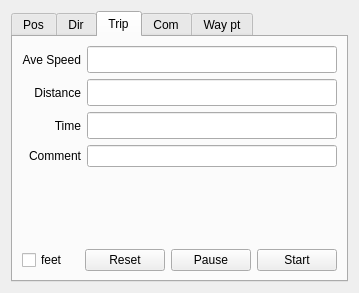
Old version of the form qtpedometer.ui in the repository wolfmanjm/qtpedometer.
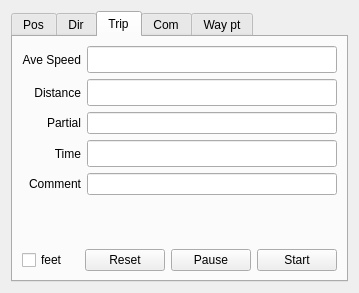
New version of the form. The open tabs and pages were chosen to show the change.

Commit message: Added settings dialog Added a new method for calculating trip distance, from settings select distance to move before being recorded Added a partial line to trip which is the unrecorded distance from the last point

Patch:
```diff
--- a/qtpedometer.ui
+++ b/qtpedometer.ui
@@ -232,7 +232,7 @@
            </property>
           </widget>
          </item>
-         <item row="2" column="0" >
+         <item row="3" column="0" >
           <widget class="QLabel" name="label_8" >
            <property name="text" >
             <string>Time</string>
@@ -242,7 +242,7 @@
            </property>
           </widget>
          </item>
-         <item row="2" column="1" >
+         <item row="3" column="1" >
           <widget class="QLineEdit" name="runningTime" >
            <property name="font" >
             <font>
@@ -254,7 +254,7 @@
            </property>
           </widget>
          </item>
-         <item row="3" column="0" >
+         <item row="4" column="0" >
           <widget class="QLabel" name="label_9" >
            <property name="text" >
             <string>Comment</string>
@@ -264,9 +264,26 @@
            </property>
           </widget>
          </item>
-         <item row="3" column="1" >
+         <item row="4" column="1" >
           <widget class="QLineEdit" name="tripComment" />
          </item>
+         <item row="2" column="0" >
+          <widget class="QLabel" name="label_16" >
+           <property name="text" >
+            <string>Partial</string>
+           </property>
+           <property name="alignment" >
+            <set>Qt::AlignRight|Qt::AlignTrailing|Qt::AlignVCenter</set>
+           </property>
+          </widget>
+         </item>
+         <item row="2" column="1" >
+          <widget class="QLineEdit" name="partial" >
+           <property name="readOnly" >
+            <bool>true</bool>
+           </property>
+          </widget>
+         </item>
         </layout>
        </item>
        <item row="2" column="0" >
```
The commit also changes 6 other files.
